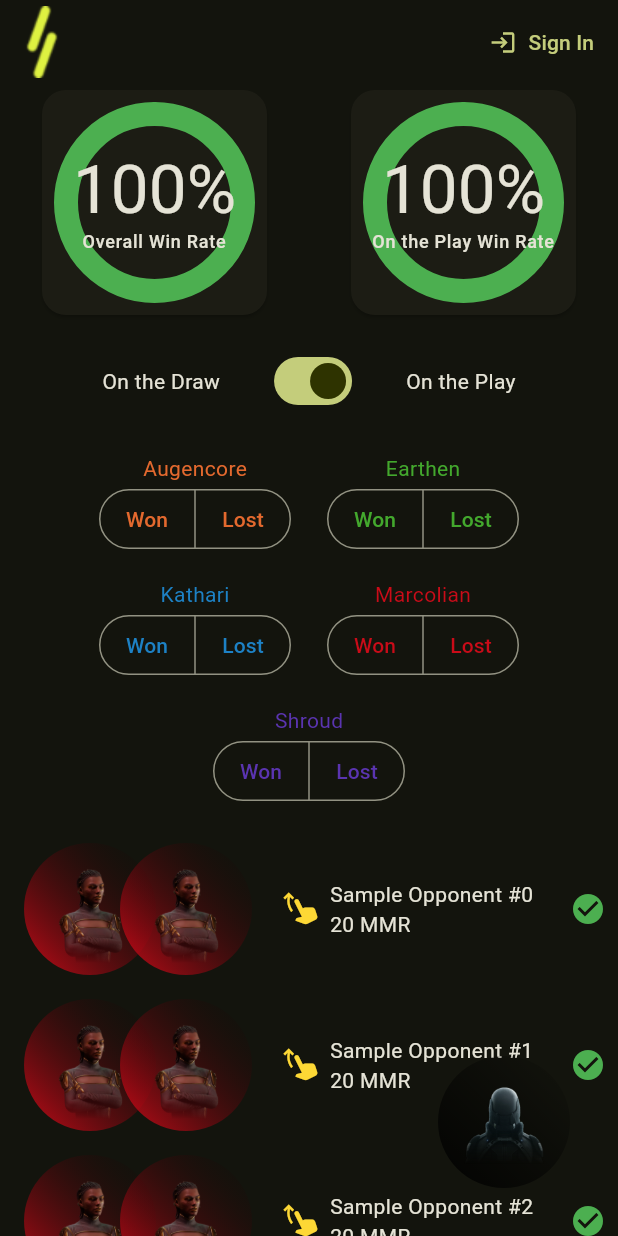
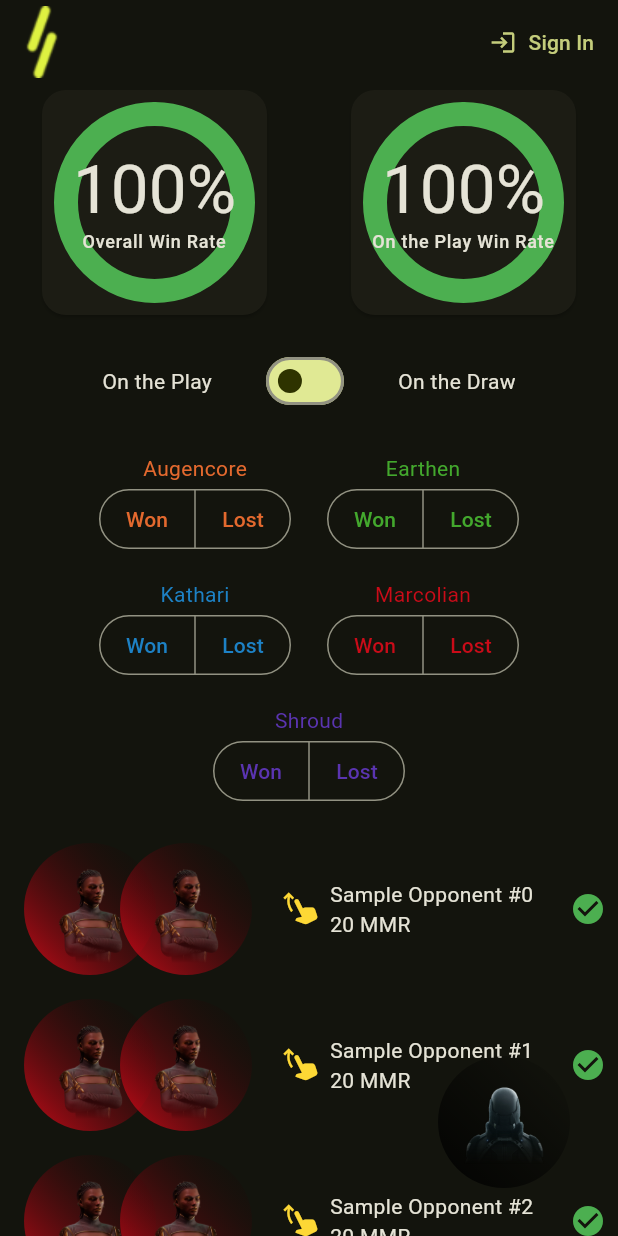
Before and after one commit to LoftyPuma/primea, a Flutter app: the screen it shows after launch, on a phone screen of 412 x 824 dp. Run offline on Flutter 3.47's test engine with Material 3 defaults, Android fonts, the light colour scheme and no system bars; our stand-ins replace flutter_svg, supabase_flutter; accounts and stored records are empty.

Commit message:
flip T1 indicator

```diff
--- a/lib/tracker/account.dart
+++ b/lib/tracker/account.dart
@@ -22,31 +22,15 @@ class Account extends StatefulWidget {
 int paragonsCount = Paragon.values.length;
 int gameResultCount = GameResult.values.length;
 
+class MatchAggregation {
+  Map<ParallelType, Map<GameResult, int>> matches = {};
+}
+
 class _AccountState extends State<Account> {
   final List<MatchModel> gameList = [];
-  // final List<GameModel> games = List.generate(
-  //   2,
-  //   (index) {
-  //     var result = GameResult.values[Random().nextInt(gameResultCount)];
-  //     var mmrDelta = Random().nextInt(25);
-  //     if (result == GameResult.disconnect || result == GameResult.draw) {
-  //       mmrDelta = 0;
-  //     } else if (result == GameResult.loss) {
-  //       mmrDelta = -mmrDelta;
-  //     }
-  //     return GameModel(
-  //       paragon: Paragon.values[Random().nextInt(paragonsCount)],
-  //       playerOne: Random().nextBool(),
-  //       result: result,
-  //       opponentUsername: 'Sample Opponent #$index',
-  //       opponentParagon: Paragon.values[Random().nextInt(paragonsCount)],
-  //       mmrDelta: mmrDelta,
-  //       // dateTime: DateTime.now(),
-  //       // primeEarned: 0.128,
-  //       // keysActivated: [],
-  //     );
-  //   },
-  // );
+  late int matchesPlayed;
+  late int matchesWon;
+  late int matchesLost;
 
   bool playerOne = true;
 
@@ -54,7 +38,7 @@ class _AccountState extends State<Account> {
   initState() {
     if (widget.defaultMatches.isNotEmpty) {
       gameList.addAll(widget.defaultMatches);
-    } else {
+    } else if (supabase.auth.currentUser != null) {
       supabase
           .from(MatchModel.gamesTableName)
           .select()
@@ -116,24 +100,38 @@ class _AccountState extends State<Account> {
                 children: [
                   const Padding(
                     padding: EdgeInsets.all(16),
-                    child: Text('On the Draw'),
+                    child: Text('On the Play'),
                   ),
                   Tooltip(
                     message:
-                        playerOne ? 'You play first' : 'Opponent plays first',
+                        !playerOne ? 'You play first' : 'Opponent plays first',
                     child: Padding(
                       padding: const EdgeInsets.all(16),
                       child: Switch(
-                        value: playerOne,
+                        value: !playerOne,
                         onChanged: (value) => setState(() {
-                          playerOne = value;
+                          playerOne = !value;
                         }),
+                        trackColor: WidgetStateColor.resolveWith(
+                          (states) => states.contains(WidgetState.selected)
+                              ? Theme.of(context)
+                                  .colorScheme
+                                  .surfaceContainerHighest
+                              : Theme.of(context)
+                                  .colorScheme
+                                  .onPrimaryContainer,
+                        ),
+                        thumbColor: WidgetStateColor.resolveWith(
+                          (states) => states.contains(WidgetState.selected)
+                              ? Theme.of(context).colorScheme.outline
+                              : Theme.of(context).colorScheme.onPrimary,
+                        ),
                       ),
                     ),
                   ),
                   const Padding(
                     padding: EdgeInsets.all(16),
-                    child: Text('On the Play'),
+                    child: Text('On the Draw'),
                   ),
                 ],
               ),
```
